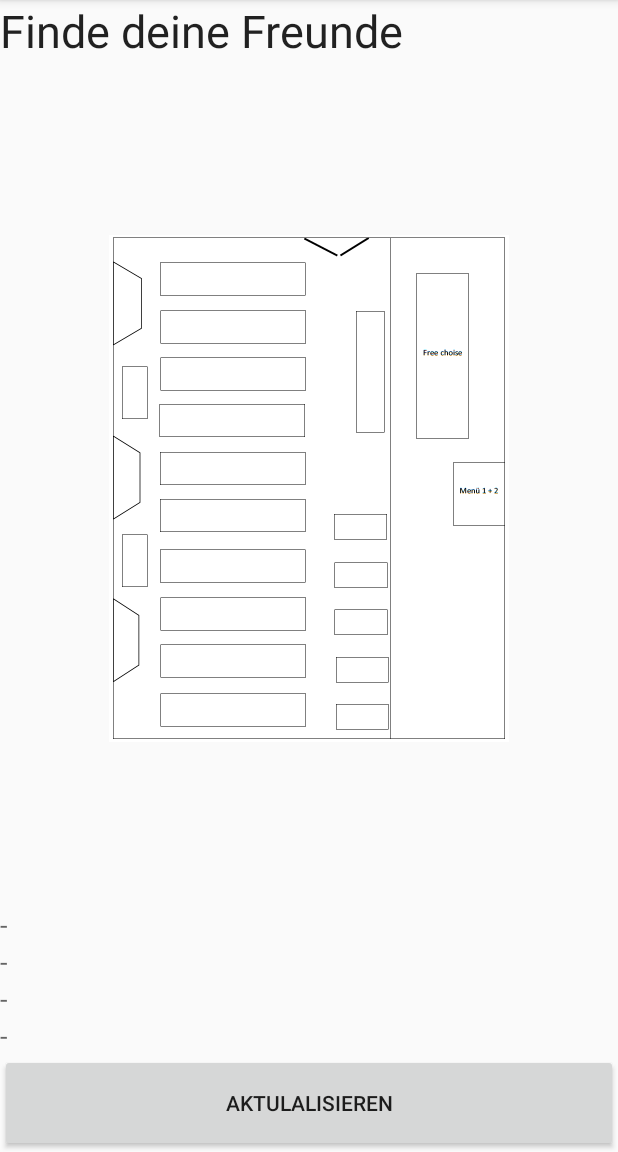
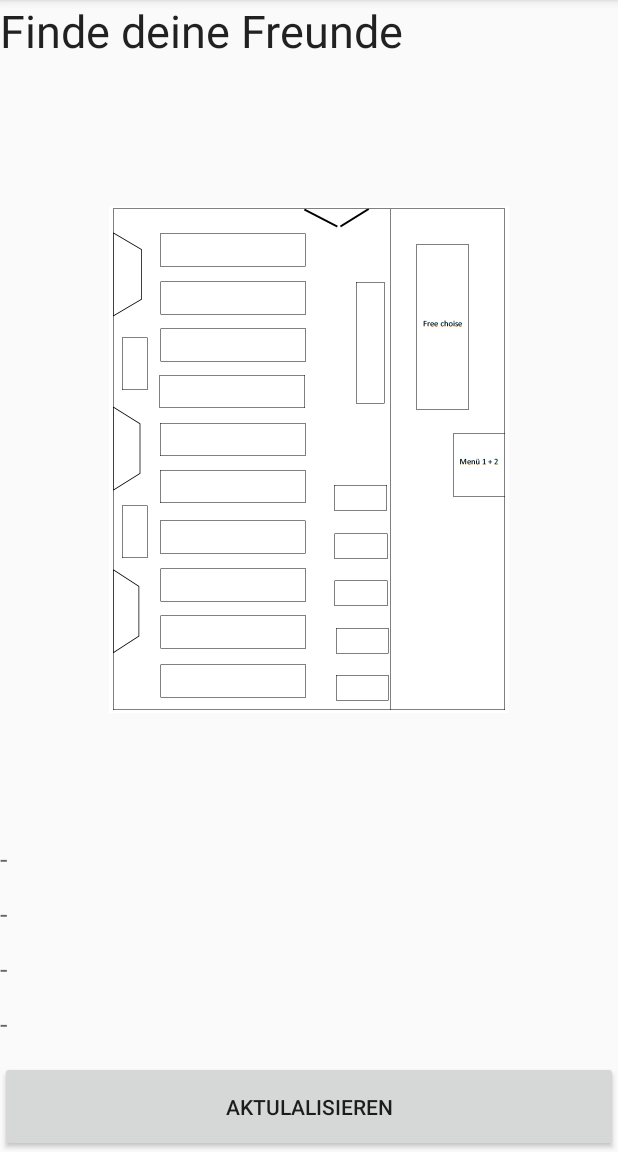
Before and after one commit to 0wncl0ud/MobProPro, an Android app: the Karte screen opened directly, with no data from a screen before it, on a phone screen of 412 x 824 dp, the part 84-1236 px from its top. Run offline under Robolectric (Android 15) with nearby library versions, the phone set to English and light mode, and no system bars.

Commit message:
Labels hinzugefügt

```diff
--- a/TeamSRMF/app/src/main/java/mobpro/hslu/ch/teamsrmf/Karte.java
+++ b/TeamSRMF/app/src/main/java/mobpro/hslu/ch/teamsrmf/Karte.java
@@ -13,15 +13,24 @@ import android.support.v7.app.AppCompatActivity;
 import android.os.Bundle;
 import android.view.View;
 import android.widget.ImageView;
+import android.widget.TextView;
 
 import java.util.ArrayList;
 
 public class Karte extends AppCompatActivity {
     private ArrayList<Benutzer> freundeList = new ArrayList<Benutzer>();
+    TextView freundText1;
+    TextView freundText2;
+    TextView freundText3;
+    TextView freundText4;
     @Override
     protected void onCreate(Bundle savedInstanceState) {
         super.onCreate(savedInstanceState);
         setContentView(R.layout.activity_karte);
+        freundText1=(TextView)findViewById(R.id.userView1);
+        freundText2=(TextView)findViewById(R.id.userView2);
+        freundText3=(TextView)findViewById(R.id.userView3);
+        freundText4=(TextView)findViewById(R.id.userView4);
         setPicture();
     }
 
@@ -38,13 +47,25 @@ public class Karte extends AppCompatActivity {
         ImageView imVmensaplan=(ImageView)findViewById(R.id.imageView);
         freundeList=MainActivity.manager.getmViewFreunde();
         Canvas canvas = new Canvas(mutableBitmap);
+        freundText1.setText("-");
+        freundText2.setText("-");
+        freundText3.setText("-");
+        freundText4.setText("-");
         for (Benutzer freund:freundeList){
-            int userColor;
+            int userColor=0;
             switch (colorCounter){
-                case 0: userColor=Color.BLUE; break;
-                case 1: userColor=Color.RED; break;
-                case 2: userColor=Color.GREEN; break;
-                case 3: userColor=Color.YELLOW; break;
+                case 0: userColor=Color.BLUE;
+                    freundText1.setText(freund.getName());
+                    break;
+                case 1: userColor=Color.RED;
+                    freundText2.setText(freund.getName());
+                    break;
+                case 2: userColor=Color.GREEN;
+                    freundText3.setText(freund.getName());
+                break;
+                case 3: userColor=Color.YELLOW;
+                    freundText4.setText(freund.getName());
+                break;
             }
             canvas=addNewMarker(canvas,freund.getXposition(),freund.getYposition(),userColor);
             colorCounter++;
--- a/TeamSRMF/app/src/main/res/layout/activity_karte.xml
+++ b/TeamSRMF/app/src/main/res/layout/activity_karte.xml
@@ -12,7 +12,7 @@
         android:layout_height="wrap_content"
         android:singleLine="false"
         android:text="Finde deine Freunde"
-        android:layout_weight="3"
+        android:layout_weight="5"
         android:textAppearance="?android:attr/textAppearanceLarge"
         android:textSize="30dp" />
 
@@ -20,7 +20,7 @@
     <ImageView
         android:layout_width="wrap_content"
         android:layout_height="wrap_content"
-        android:layout_weight="90"
+        android:layout_weight="70"
         android:layout_gravity="center"
         android:id="@+id/imageView" />
     <TextView
@@ -28,31 +28,35 @@
         android:layout_height="wrap_content"
         android:textAppearance="?android:attr/textAppearanceMedium"
         android:text="-"
+        android:layout_weight="5"
         android:id="@+id/userView1" />
     <TextView
         android:layout_width="fill_parent"
         android:layout_height="wrap_content"
         android:textAppearance="?android:attr/textAppearanceMedium"
         android:text="-"
+        android:layout_weight="5"
         android:id="@+id/userView2" />
     <TextView
         android:layout_width="fill_parent"
         android:layout_height="wrap_content"
         android:textAppearance="?android:attr/textAppearanceMedium"
         android:text="-"
+        android:layout_weight="5"
         android:id="@+id/userView3" />
     <TextView
         android:layout_width="fill_parent"
         android:layout_height="wrap_content"
         android:textAppearance="?android:attr/textAppearanceMedium"
         android:text="-"
+        android:layout_weight="5"
         android:id="@+id/userView4" />
 
     <Button
         android:layout_width="match_parent"
         android:layout_height="wrap_content"
         android:text="Aktulalisieren"
-        android:layout_weight="7"
+        android:layout_weight="5"
         android:id="@+id/refreshList"
         android:onClick="refreshList" />
 
```
